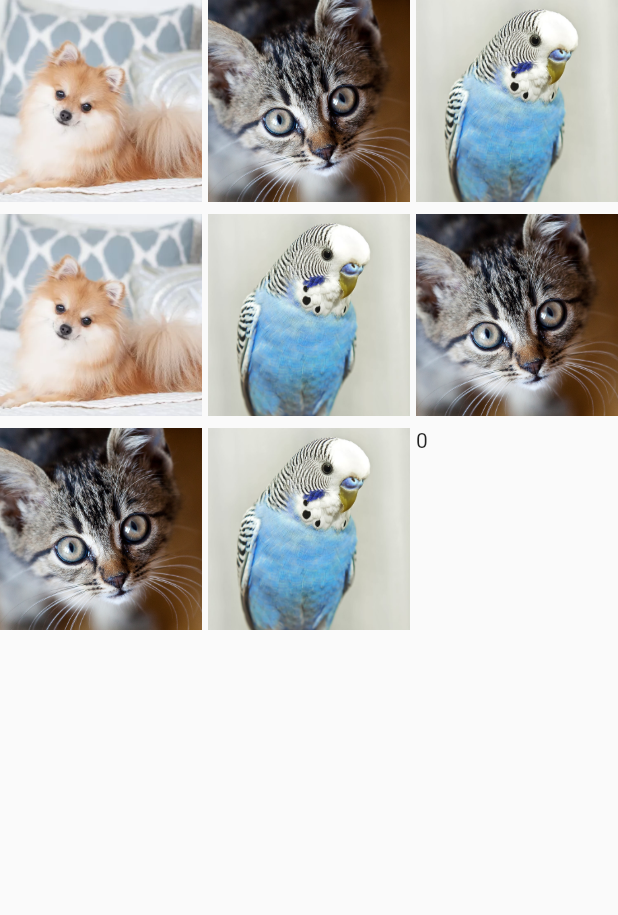
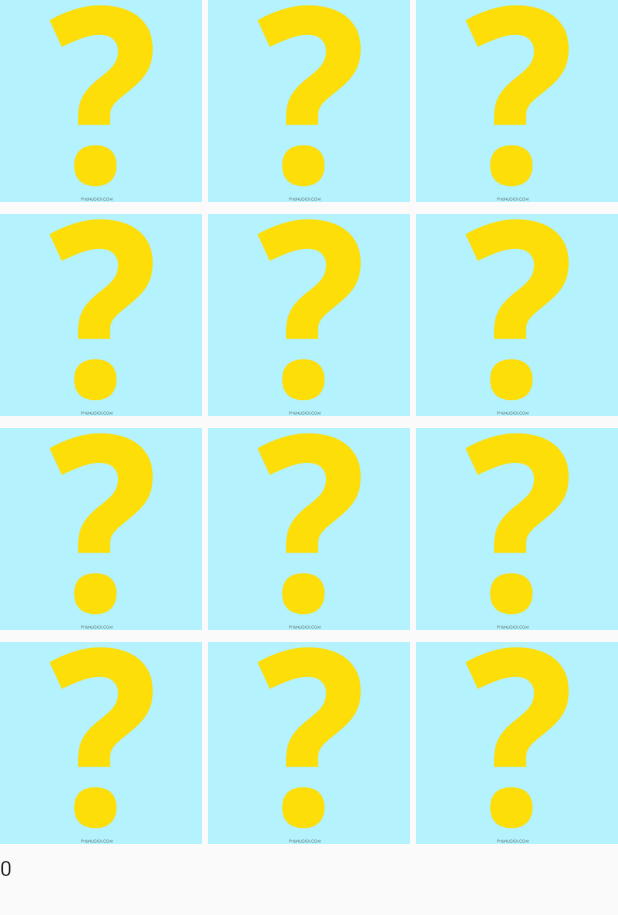
Before and after one commit to DungxLas/-Flutter-card_memory_game, a Flutter app: the screen it shows after launch, on a phone screen of 412 x 824 dp. Shown: the top 915 px of the screen. Run offline on Flutter 3.47's test engine with Material 2 defaults, Android fonts, the phone set to English and light mode, and no system bars; drawn by our look-alikes of flip_card.

Commit message:
25/10/2023

```diff
--- a/lib/data/collection.dart
+++ b/lib/data/collection.dart
@@ -1,10 +1,29 @@
-final List<Map<String, String>> imageData = [
-  {'animal': 'dog', 'image': 'lib/assets/image/dog.png'},
-  {'animal': 'cat', 'image': 'lib/assets/image/cat.png'},
-  {'animal': 'bird', 'image': 'lib/assets/image/bird.png'},
-  {'animal': 'dog', 'image': 'lib/assets/image/dog.png'},
-  {'animal': 'bird', 'image': 'lib/assets/image/bird.png'},
-  {'animal': 'cat', 'image': 'lib/assets/image/cat.png'},
-  {'animal': 'cat', 'image': 'lib/assets/image/cat.png'},
-  {'animal': 'bird', 'image': 'lib/assets/image/bird.png'},
-];
+import 'package:card_memory_game/data/model/image_q.dart';
+import 'package:card_memory_game/data/model/images_list.dart';
+
+final ImagesList data = ImagesList(list: [
+  const ImageQ(
+      id: 'dog',
+      front: 'lib/assets/image/dog.png',
+      back: 'lib/assets/image/question_mark.png'),
+  const ImageQ(
+      id: 'cat',
+      front: 'lib/assets/image/cat.png',
+      back: 'lib/assets/image/question_mark.png'),
+  const ImageQ(
+      id: 'bird',
+      front: 'lib/assets/image/bird.png',
+      back: 'lib/assets/image/question_mark.png'),
+  const ImageQ(
+      id: 'lizard',
+      front: 'lib/assets/image/lizard.png',
+      back: 'lib/assets/image/question_mark.png'),
+  const ImageQ(
+      id: 'rabbit',
+      front: 'lib/assets/image/rabbit.png',
+      back: 'lib/assets/image/question_mark.png'),
+  const ImageQ(
+      id: 'mouse',
+      front: 'lib/assets/image/mouse.png',
+      back: 'lib/assets/image/question_mark.png'),
+]);
--- /dev/null
+++ b/lib/data/model/image_q.dart
@@ -0,0 +1,7 @@
+class ImageQ {
+  final String id;
+  final String front;
+  final String back;
+
+  const ImageQ({required this.id, required this.front, required this.back});
+}
--- /dev/null
+++ b/lib/data/model/images_list.dart
@@ -0,0 +1,15 @@
+import 'dart:math';
+
+import 'package:card_memory_game/data/model/image_q.dart';
+
+class ImagesList {
+  List<ImageQ> list;
+
+  ImagesList({required this.list});
+
+  ImagesList createQuiz() {
+    ImagesList quiz = ImagesList(list: [...list, ...list]);
+    quiz.list.shuffle(Random());
+    return quiz;
+  }
+}
--- a/lib/screens/play_screen.dart
+++ b/lib/screens/play_screen.dart
@@ -1,8 +1,8 @@
-import 'dart:math';
+import 'package:flutter/material.dart';
 
-import 'package:card_memory_game/data/collection.dart';
-import 'package:card_memory_game/widgets/item.dart';
-import 'package:flutter/material.dart';
+import '../data/collection.dart';
+import '../data/model/images_list.dart';
+import '../widgets/item.dart';
 
 class PlayScreen extends StatefulWidget {
   const PlayScreen({super.key});
@@ -12,8 +12,7 @@ class PlayScreen extends StatefulWidget {
 }
 
 class _PlayScreenState extends State<PlayScreen> {
-  var random = Random();
-  final List<Map<String, String>> image = imageData;
+  final ImagesList imageData = data.createQuiz();
 
   int itemCheck = 0;
   List<String> itemClicked = [];
@@ -46,9 +45,10 @@ class _PlayScreenState extends State<PlayScreen> {
         crossAxisSpacing: 4,
         mainAxisSpacing: 8,
         children: [
-          ...image.map((item) => Item(
-                path: item['image'],
-                click: () => checkResult(item['animal']!),
+          ...imageData.list.map((item) => Item(
+                path: item.front,
+                //click: () => checkResult(item['animal']!),
+                click: () {},
               )),
           Text(itemCheck.toString()),
         ],
--- a/lib/widgets/item.dart
+++ b/lib/widgets/item.dart
@@ -1,20 +1,45 @@
+import 'package:flip_card/flip_card.dart';
 import 'package:flutter/material.dart';
 
 class Item extends StatelessWidget {
-  const Item({super.key, required this.path, required this.click});
+  Item({super.key, required this.path, required this.click});
 
   final String? path;
   final Function click;
 
+  final GlobalKey<FlipCardState> cardKey = GlobalKey<FlipCardState>();
+
   @override
   Widget build(BuildContext context) {
-    return GestureDetector(
-      onTap: () => click(),
-      child: Image.asset(
-        path!,
-        height: 50,
-        width: 50,
-        fit: BoxFit.cover,
+    return FlipCard(
+      // fill: Fill
+      //     .fillBack, // Fill the back side of the card to make in the same size as the front.
+      key: cardKey,
+      direction: FlipDirection.HORIZONTAL, // default
+      side: CardSide.BACK, // The side to initially display.
+      front: GestureDetector(
+        onTap: () {
+          cardKey.currentState!.toggleCard();
+          //click();
+        },
+        child: Image.asset(
+          path!,
+          height: 50,
+          width: 50,
+          fit: BoxFit.cover,
+        ),
+      ),
+      back: GestureDetector(
+        //onTap: () => click(),
+        onTap: () {
+          cardKey.currentState!.toggleCard();
+        },
+        child: Image.asset(
+          'lib/assets/image/question_mark.png',
+          height: 50,
+          width: 50,
+          fit: BoxFit.cover,
+        ),
       ),
     );
   }
--- a/pubspec.yaml
+++ b/pubspec.yaml
@@ -35,6 +35,7 @@ dependencies:
   # The following adds the Cupertino Icons font to your application.
   # Use with the CupertinoIcons class for iOS style icons.
   cupertino_icons: ^1.0.2
+  flip_card: ^0.7.0
 
 dev_dependencies:
   flutter_test:
@@ -63,6 +64,10 @@ flutter:
     - lib/assets/image/bird.png
     - lib/assets/image/dog.png
     - lib/assets/image/cat.png
+    - lib/assets/image/question_mark.png
+    - lib/assets/image/lizard.png
+    - lib/assets/image/rabbit.png
+    - lib/assets/image/mouse.png
 
   # An image asset can refer to one or more resolution-specific "variants", see
   # https://flutter.dev/assets-and-images/#resolution-aware
```
Also changed, not shown: lib/assets/image/lizard.png (added), lib/assets/image/mouse.png (added), lib/assets/image/question_mark.png (added), lib/assets/image/rabbit.png (added), pubspec.lock.
